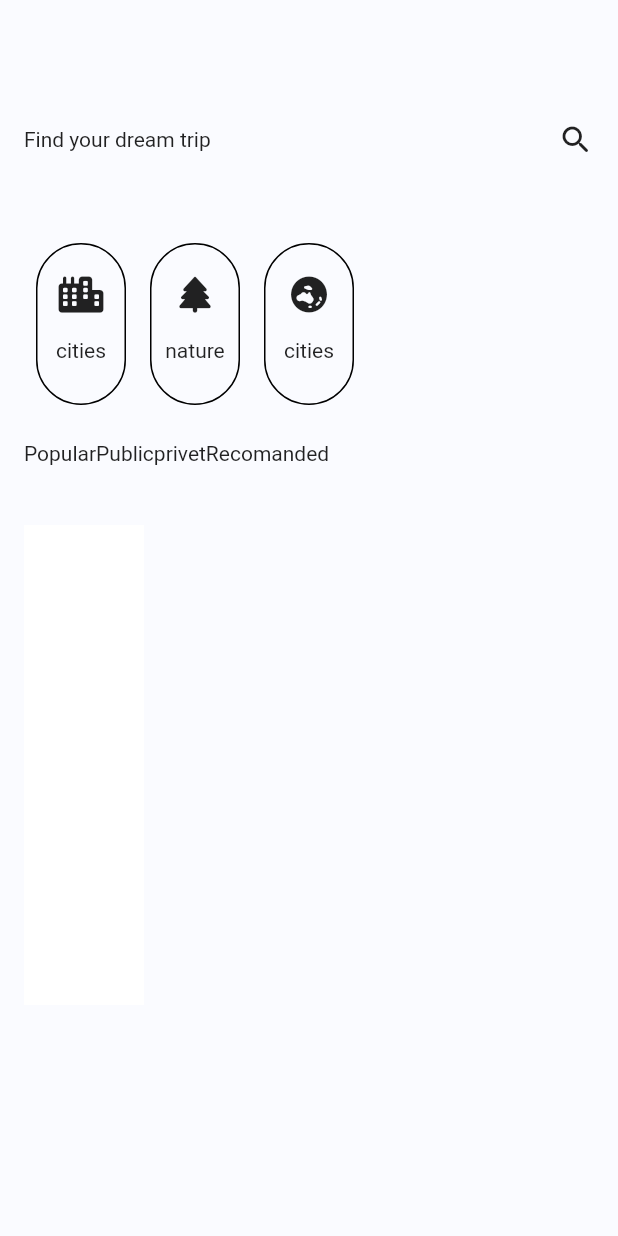
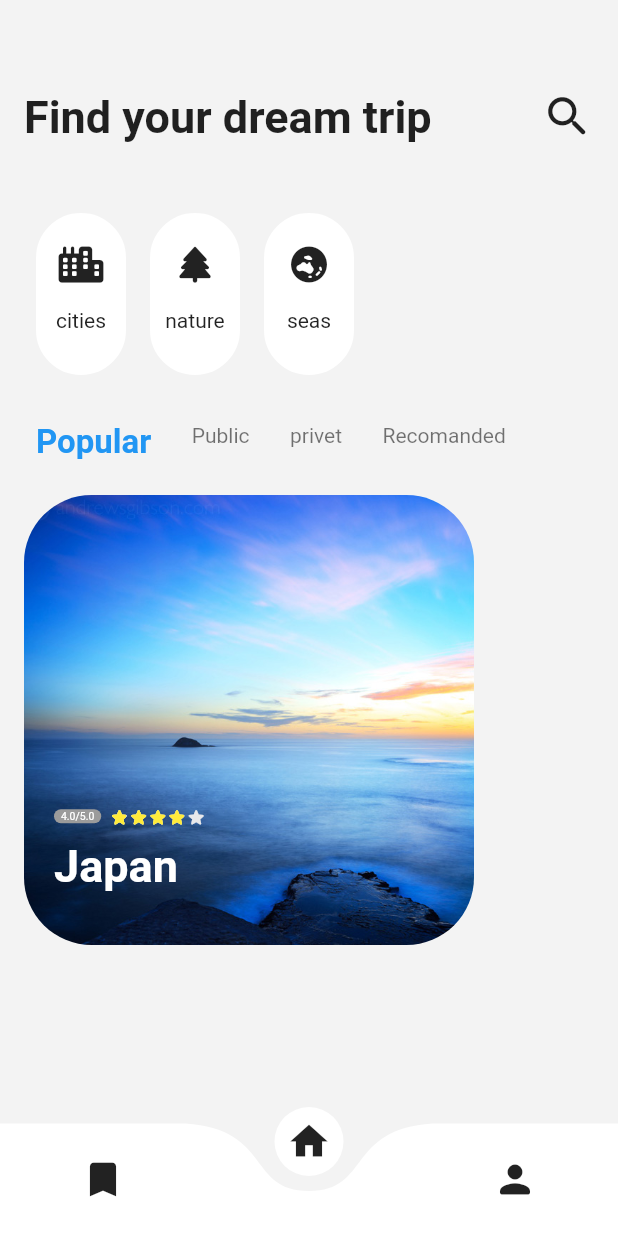
Before and after one commit to Yokozuna59/dalily, a Flutter app: the screen it shows after launch, on a phone screen of 412 x 824 dp. Run offline on Flutter 3.47's test engine with Material 2 defaults, Android fonts, the phone set to English and light mode, and no system bars; drawn by our look-alikes of curved_navigation_bar, flutter_rating_stars; our stand-ins replace font_awesome_flutter.

Commit message:
all homepage ui

```diff
--- a/lib/assets/consts.dart
+++ b/lib/assets/consts.dart
@@ -2,5 +2,17 @@
 
 import 'package:flutter/material.dart';
 
-Color CbackgroundColor = const Color(0xFFFAFBFF);
-Color CmainCardColor = const Color(0xFFFFFFFF);
+//colors
+Color KbackgroundColor = Color.fromARGB(255, 243, 243, 243);
+Color KmainCardColor = const Color(0xFFFFFFFF);
+
+//styles
+TextStyle KHomePageTital =
+    const TextStyle(fontSize: 30, fontWeight: FontWeight.bold);
+
+TextStyle KsortStyle = const TextStyle(fontSize: 14, color: Colors.black54);
+TextStyle KsortStyleActiv = const TextStyle(
+    fontSize: 22, fontWeight: FontWeight.bold, color: Colors.blue);
+
+TextStyle KdistinationStyle = const TextStyle(
+    fontSize: 30, fontWeight: FontWeight.bold, color: Colors.white);
--- /dev/null
+++ b/lib/pages/guidePage.dart
@@ -0,0 +1,31 @@
+import 'package:flutter/material.dart';
+
+class GuidePage extends StatelessWidget {
+  const GuidePage({super.key});
+  @override
+  Widget build(BuildContext context) {
+    final size = MediaQuery.of(context).size;
+    final height = size.height;
+    final width = size.width;
+    ;
+    return Center(
+      child: Column(
+        children: [
+          SizedBox(
+            height: height * 0.04,
+          ),
+          Stack(
+            children: <Widget>[
+              Image.asset("lib/assets/h1.jpg"),
+            ],
+          ),
+          Column(
+            children: <Widget>[
+
+            ],
+          ),
+        ],
+      ),
+    );
+  }
+}
--- /dev/null
+++ b/lib/pages/home.dart
@@ -0,0 +1,107 @@
+import 'package:flutter/material.dart';
+import 'package:flutter/src/widgets/container.dart';
+import 'package:flutter/src/widgets/framework.dart';
+import 'package:font_awesome_flutter/font_awesome_flutter.dart';
+
+import '../assets/consts.dart';
+import '../widgets/distnations.dart';
+import '../widgets/placesCategory.dart';
+import '../widgets/sorts.dart';
+
+class HomePage extends StatefulWidget {
+  const HomePage({super.key});
+
+  @override
+  State<HomePage> createState() => _HomePageState();
+}
+
+class _HomePageState extends State<HomePage> {
+  @override
+  Widget build(BuildContext context) {
+    return Center(
+      child: Padding(
+        padding: const EdgeInsets.fromLTRB(8, 30, 8, 8),
+        child: Column(
+          crossAxisAlignment: CrossAxisAlignment.start,
+          mainAxisAlignment: MainAxisAlignment.start,
+          children: [
+            Padding(
+              padding: const EdgeInsets.all(8.0),
+              child: SizedBox(
+                height: 80,
+                child: Row(
+                  mainAxisAlignment: MainAxisAlignment.spaceBetween,
+                  children: [
+                    Text("Find your dream trip", style: KHomePageTital),
+                    const Icon(
+                      Icons.search_rounded,
+                      size: 35,
+                    ),
+                  ],
+                ),
+              ),
+            ),
+            SizedBox(
+              height: 140,
+              child: ListView(
+                scrollDirection: Axis.horizontal,
+                padding: const EdgeInsets.all(8),
+                children: const <Widget>[
+                  PlacesCategory(icon: FontAwesomeIcons.city, text: "cities"),
+                  PlacesCategory(icon: FontAwesomeIcons.tree, text: "nature"),
+                  PlacesCategory(
+                      icon: FontAwesomeIcons.earthOceania, text: "seas"),
+                ],
+              ),
+            ),
+            Padding(
+              padding: const EdgeInsets.fromLTRB(8, 8, 1, 8),
+              child: Center(
+                child: SizedBox(
+                  height: 40,
+                  child: ListView(
+                    scrollDirection: Axis.horizontal,
+                    children: [
+                      SortsHome(
+                        text: "Popular",
+                        style: KsortStyleActiv,
+                      ),
+                      SortsHome(
+                        text: "Public",
+                        style: KsortStyle,
+                      ),
+                      SortsHome(
+                        text: "privet",
+                        style: KsortStyle,
+                      ),
+                      SortsHome(
+                        text: 'Recomanded',
+                        style: KsortStyle,
+                      )
+                    ],
+                  ),
+                ),
+              ),
+            ),
+            Padding(
+              padding: const EdgeInsets.all(8.0),
+              child: SizedBox(
+                height: 300,
+                child: ListView(
+                  scrollDirection: Axis.horizontal,
+                  children: [
+                    Container(
+                      decoration: BoxDecoration(
+                          borderRadius: BorderRadius.circular(20)),
+                      child: Distnation(),
+                    )
+                  ],
+                ),
+              ),
+            )
+          ],
+        ),
+      ),
+    );
+  }
+}
--- a/lib/pages/homePage.dart
+++ b/lib/pages/homePage.dart
@@ -1,8 +1,9 @@
 import 'package:dalily/assets/consts.dart';
+import 'package:dalily/pages/profilePage.dart';
+import 'package:dalily/pages/savePage.dart';
 import 'package:flutter/material.dart';
-import 'package:font_awesome_flutter/font_awesome_flutter.dart';
-
-import '../widgets/placesCategory.dart';
+import 'package:curved_navigation_bar/curved_navigation_bar.dart';
+import 'home.dart';
 
 class MyHomePage extends StatefulWidget {
   const MyHomePage({super.key});
@@ -13,6 +14,13 @@ class MyHomePage extends StatefulWidget {
 
 class _MyHomePageState extends State<MyHomePage> {
   int _counter = 0;
+  late int page;
+  int index = 1;
+  final screens = [
+    SavePage(),
+    HomePage(),
+    ProfilePage(),
+  ];
 
   void _incrementCounter() {
     setState(() {
@@ -23,77 +31,23 @@ class _MyHomePageState extends State<MyHomePage> {
   @override
   Widget build(BuildContext context) {
     return Scaffold(
-      backgroundColor: CbackgroundColor,
-      body: Center(
-        child: Padding(
-          padding: const EdgeInsets.fromLTRB(8, 40, 8, 6),
-          child: Column(
-            crossAxisAlignment: CrossAxisAlignment.start,
-            mainAxisAlignment: MainAxisAlignment.start,
-            children: [
-              Padding(
-                padding: const EdgeInsets.all(8.0),
-                child: SizedBox(
-                  height: 90,
-                  child: Row(
-                    mainAxisAlignment: MainAxisAlignment.spaceBetween,
-                    children: const [
-                      Text("Find your dream trip"),
-                      Icon(Icons.search_rounded),
-                    ],
-                  ),
-                ),
-              ),
-              SizedBox(
-                height: 140,
-                child: ListView(
-                  scrollDirection: Axis.horizontal,
-                  padding: const EdgeInsets.all(8),
-                  children: const <Widget>[
-                    PlacesCategory(icon: FontAwesomeIcons.city, text: "cities"),
-                    PlacesCategory(icon: FontAwesomeIcons.tree, text: "nature"),
-                    PlacesCategory(
-                        icon: FontAwesomeIcons.earthOceania, text: "cities"),
-                  ],
-                ),
-              ),
-              Padding(
-                padding: const EdgeInsets.all(8.0),
-                child: Center(
-                  child: SizedBox(
-                    height: 40,
-                    child: ListView(
-                      scrollDirection: Axis.horizontal,
-                      children: const [
-                        Text('Popular'),
-                        Text("Public"),
-                        Text("privet"),
-                        Text('Recomanded')
-                      ],
-                    ),
-                  ),
-                ),
-              ),
-              Padding(
-                padding: const EdgeInsets.all(8.0),
-                child: SizedBox(
-                  height: 320,
-                  child: ListView(
-                    scrollDirection: Axis.horizontal,
-                    children: [
-                      Container(
-                        height: 100,
-                        width: 80,
-                        color: Colors.white,
-                      )
-                    ],
-                  ),
-                ),
-              )
-            ],
-          ),
+        backgroundColor: KbackgroundColor,
+        bottomNavigationBar: CurvedNavigationBar(
+          index: index,
+          backgroundColor: KbackgroundColor,
+          animationCurve: Curves.linearToEaseOut,
+          animationDuration: const Duration(milliseconds: 300),
+          items: const <Widget>[
+            Icon(Icons.bookmark_rounded, size: 30),
+            Icon(Icons.home, size: 30),
+            Icon(Icons.person_rounded, size: 30),
+          ],
+          onTap: (index) {
+            setState(() {
+              this.index = index;
+            });
+          },
         ),
-      ),
-    );
+        body: screens[index]);
   }
 }
--- /dev/null
+++ b/lib/pages/profilePage.dart
@@ -0,0 +1,11 @@
+import 'package:flutter/cupertino.dart';
+
+class ProfilePage extends StatelessWidget {
+  const ProfilePage({super.key});
+
+  @override
+  Widget build(BuildContext context) {
+    // ignore: prefer_const_constructors
+    return Center(child: const Text("Profile Page"));
+  }
+}
--- /dev/null
+++ b/lib/pages/savePage.dart
@@ -0,0 +1,11 @@
+import 'package:flutter/cupertino.dart';
+
+class SavePage extends StatelessWidget {
+  const SavePage({super.key});
+
+  @override
+  Widget build(BuildContext context) {
+    // ignore: prefer_const_constructors
+    return Center(child: const Text("Save Page"));
+  }
+}
--- /dev/null
+++ b/lib/widgets/distnations.dart
@@ -0,0 +1,84 @@
+// ignore_for_file: prefer_const_constructors
+
+import 'package:dalily/assets/consts.dart';
+import 'package:dalily/pages/guidePage.dart';
+import 'package:flutter/material.dart';
+import 'package:flutter_rating_stars/flutter_rating_stars.dart';
+
+class Distnation extends StatelessWidget {
+  const Distnation({super.key});
+
+  @override
+  Widget build(BuildContext context) {
+    return GestureDetector(
+      onTap: () {
+        Navigator.push(
+          context,
+          MaterialPageRoute(builder: (context) => const GuidePage()),
+        );
+      },
+      child: Container(
+        decoration: BoxDecoration(borderRadius: BorderRadius.circular(30)),
+        child: Stack(
+          children: [
+            ClipRRect(
+              borderRadius: BorderRadius.circular(45),
+              child: Image.asset(
+                "lib/assets/h1.jpg", //TODO network image
+              ),
+            ),
+            Padding(
+              padding: const EdgeInsets.fromLTRB(20, 0, 0, 35),
+              child: Positioned.fill(
+                child: Align(
+                  alignment: Alignment.bottomLeft,
+                  child: Column(
+                    mainAxisAlignment: MainAxisAlignment.end,
+                    crossAxisAlignment: CrossAxisAlignment.start,
+                    children: [
+                      SizedBox(
+                          width: 100,
+                          child: FittedBox(
+                              fit: BoxFit.fitWidth,
+                              child: RatingStars(
+                                value: 4, //TODO value
+                                starBuilder: (index, color) => Icon(
+                                  Icons.star_rounded,
+                                  color: color,
+                                ),
+                                starCount: 5,
+                                starSize: 20,
+                                valueLabelColor: const Color(0xff9b9b9b),
+                                valueLabelTextStyle: const TextStyle(
+                                    color: Colors.white,
+                                    fontWeight: FontWeight.w400,
+                                    fontStyle: FontStyle.normal,
+                                    fontSize: 12.0),
+                                valueLabelRadius: 10,
+                                maxValue: 5,
+                                starSpacing: 2,
+                                maxValueVisibility: true,
+                                valueLabelVisibility: true,
+                                animationDuration: Duration(milliseconds: 1000),
+                                valueLabelPadding: const EdgeInsets.symmetric(
+                                    vertical: 1, horizontal: 8),
+                                valueLabelMargin:
+                                    const EdgeInsets.only(right: 8),
+                                starOffColor: const Color(0xffe7e8ea),
+                                starColor: Colors.yellow,
+                              ))),
+                      SizedBox(
+                        height: 10,
+                      ),
+                      Text("Japan", style: KdistinationStyle),
+                    ],
+                  ), //TODO namae
+                ),
+              ),
+            ),
+          ],
+        ),
+      ),
+    );
+  }
+}
--- a/lib/widgets/placesCategory.dart
+++ b/lib/widgets/placesCategory.dart
@@ -1,3 +1,4 @@
+import 'package:dalily/assets/consts.dart';
 import 'package:flutter/material.dart';
 import 'package:font_awesome_flutter/font_awesome_flutter.dart';
 
@@ -5,16 +6,21 @@ class PlacesCategory extends StatelessWidget {
   const PlacesCategory({super.key, required this.text, required this.icon});
   final String text;
   final IconData icon;
-
+  //TODO color for selection
   @override
   Widget build(BuildContext context) {
     return Padding(
       padding: const EdgeInsets.all(8.0),
+      child: GestureDetector(
+        onTap: () {
+          //TODO ontap
+        },
         child: Container(
-        height: 80,
+          height: 40,
           width: 60,
           decoration: BoxDecoration(
-            border: Border.all(),
+              border: Border.all(color: Colors.white),
+              color: Colors.white,
               borderRadius: const BorderRadius.all(Radius.circular(100))),
           child: Padding(
             padding: const EdgeInsets.fromLTRB(8, 4, 8, 10),
@@ -24,6 +30,7 @@ class PlacesCategory extends StatelessWidget {
                     children: [FaIcon(icon), Text(text)])),
           ),
         ),
+      ),
     );
   }
 }
--- /dev/null
+++ b/lib/widgets/sorts.dart
@@ -0,0 +1,29 @@
+import 'package:flutter/material.dart';
+
+import '../assets/consts.dart';
+
+class SortsHome extends StatelessWidget {
+  const SortsHome({
+    super.key,
+    required this.text,
+    required this.style,
+  });
+  final TextStyle style;
+  final String text;
+  //final Function onTap;
+
+  @override
+  Widget build(BuildContext context) {
+    return GestureDetector(
+      onTap: () {}, //TODO onTap
+      child: Padding(
+        padding: const EdgeInsets.fromLTRB(8, 8, 19, 8),
+        child: Text(
+          text,
+          style: style,
+        ),
+      ),
+    );
+    ;
+  }
+}
```
Also changed, not shown: pubspec.yaml (+4 -3 lines), lib/assets/h1.jpg (added), lib/assets/try.jpg (added), pubspec.lock. Lines whose indentation alone changed are shown as unchanged.
